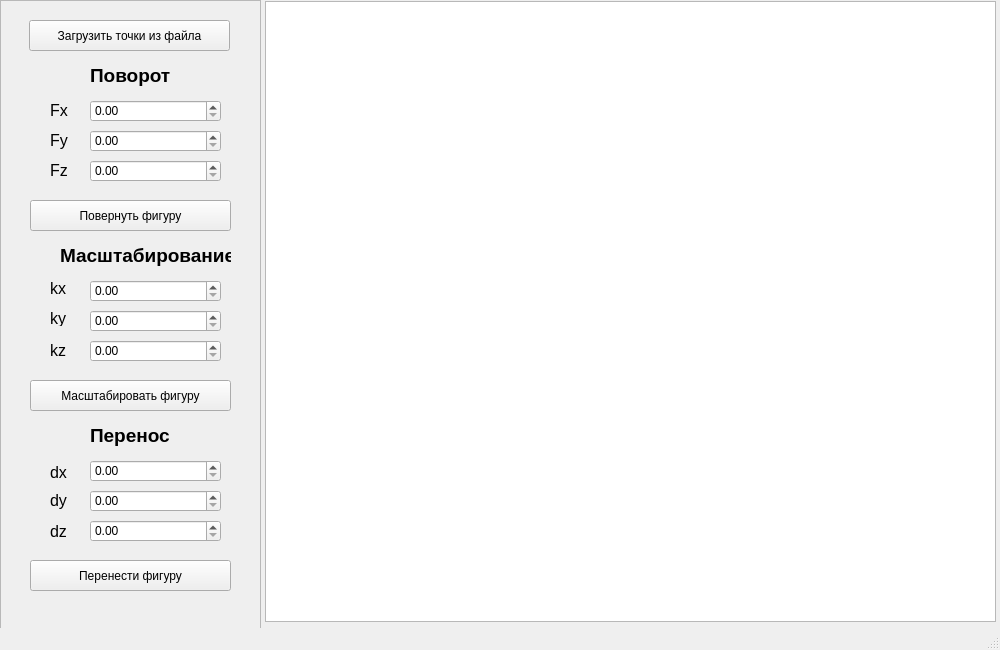
Qt form lab_01/mainwindow.ui (ochensad/OOP) before a commit.
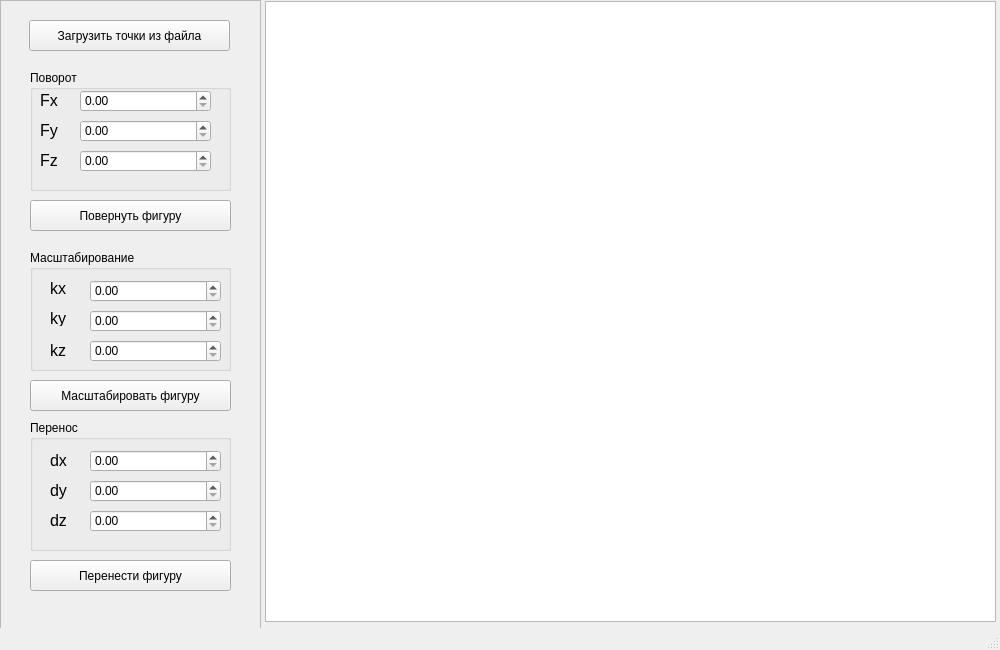
The same form after that commit.

Diff of the .ui file:
```diff
--- a/lab_01/mainwindow.ui
+++ b/lab_01/mainwindow.ui
@@ -49,31 +49,82 @@
       <string>Повернуть фигуру</string>
      </property>
     </widget>
-    <widget class="QDoubleSpinBox" name="doubleSpinBox_fz">
+    <widget class="QPushButton" name="download_figure_button">
      <property name="geometry">
       <rect>
-       <x>90</x>
-       <y>160</y>
-       <width>131</width>
-       <height>22</height>
+       <x>29</x>
+       <y>20</y>
+       <width>201</width>
+       <height>31</height>
       </rect>
      </property>
+     <property name="text">
+      <string>Загрузить точки из файла</string>
+     </property>
     </widget>
-    <widget class="QDoubleSpinBox" name="doubleSpinBox_fy">
+    <widget class="QPushButton" name="pushButton_zoom">
      <property name="geometry">
       <rect>
-       <x>90</x>
-       <y>130</y>
-       <width>131</width>
-       <height>22</height>
+       <x>30</x>
+       <y>380</y>
+       <width>201</width>
+       <height>31</height>
       </rect>
      </property>
+     <property name="text">
+      <string>Масштабировать фигуру</string>
+     </property>
     </widget>
+    <widget class="QPushButton" name="pushButton_move">
+     <property name="geometry">
+      <rect>
+       <x>30</x>
+       <y>560</y>
+       <width>201</width>
+       <height>31</height>
+      </rect>
+     </property>
+     <property name="text">
+      <string>Перенести фигуру</string>
+     </property>
+    </widget>
+    <widget class="QGroupBox" name="groupBox">
+     <property name="geometry">
+      <rect>
+       <x>30</x>
+       <y>70</y>
+       <width>201</width>
+       <height>121</height>
+      </rect>
+     </property>
+     <property name="title">
+      <string>Поворот</string>
+     </property>
     <widget class="QDoubleSpinBox" name="doubleSpinBox_fx">
      <property name="geometry">
       <rect>
-       <x>90</x>
-       <y>100</y>
+        <x>50</x>
+        <y>20</y>
+        <width>131</width>
+        <height>22</height>
+       </rect>
+      </property>
+     </widget>
+     <widget class="QDoubleSpinBox" name="doubleSpinBox_fy">
+      <property name="geometry">
+       <rect>
+        <x>50</x>
+        <y>50</y>
+        <width>131</width>
+        <height>22</height>
+       </rect>
+      </property>
+     </widget>
+     <widget class="QDoubleSpinBox" name="doubleSpinBox_fz">
+      <property name="geometry">
+       <rect>
+        <x>50</x>
+        <y>80</y>
        <width>131</width>
        <height>22</height>
       </rect>
@@ -82,8 +133,8 @@
     <widget class="QLabel" name="label">
      <property name="geometry">
       <rect>
-       <x>50</x>
-       <y>100</y>
+        <x>10</x>
+        <y>20</y>
        <width>21</width>
        <height>21</height>
       </rect>
@@ -100,8 +151,8 @@
     <widget class="QLabel" name="label_2">
      <property name="geometry">
       <rect>
-       <x>50</x>
-       <y>130</y>
+        <x>10</x>
+        <y>50</y>
        <width>21</width>
        <height>21</height>
       </rect>
@@ -118,8 +169,8 @@
     <widget class="QLabel" name="label_3">
      <property name="geometry">
       <rect>
-       <x>50</x>
-       <y>160</y>
+        <x>10</x>
+        <y>80</y>
        <width>21</width>
        <height>21</height>
       </rect>
@@ -133,62 +184,54 @@
       <string>Fz</string>
      </property>
     </widget>
-    <widget class="QPushButton" name="download_figure_button">
+    </widget>
+    <widget class="QGroupBox" name="groupBox_2">
      <property name="geometry">
       <rect>
-       <x>29</x>
-       <y>20</y>
+       <x>30</x>
+       <y>250</y>
        <width>201</width>
-       <height>31</height>
+       <height>121</height>
       </rect>
      </property>
-     <property name="text">
-      <string>Загрузить точки из файла</string>
-     </property>
-    </widget>
-    <widget class="QLabel" name="label_4">
-     <property name="geometry">
-      <rect>
-       <x>90</x>
-       <y>60</y>
-       <width>111</width>
-       <height>31</height>
-      </rect>
-     </property>
-     <property name="font">
-      <font>
-       <pointsize>14</pointsize>
-       <bold>true</bold>
-      </font>
-     </property>
-     <property name="text">
-      <string>Поворот</string>
-     </property>
-    </widget>
-    <widget class="QLabel" name="label_5">
-     <property name="geometry">
-      <rect>
-       <x>60</x>
-       <y>240</y>
-       <width>171</width>
-       <height>31</height>
-      </rect>
-     </property>
-     <property name="font">
-      <font>
-       <pointsize>14</pointsize>
-       <bold>true</bold>
-      </font>
-     </property>
-     <property name="text">
+     <property name="title">
       <string>Масштабирование</string>
      </property>
+     <widget class="QDoubleSpinBox" name="doubleSpinBox_kx">
+      <property name="geometry">
+       <rect>
+        <x>60</x>
+        <y>30</y>
+        <width>131</width>
+        <height>22</height>
+       </rect>
+      </property>
+     </widget>
+     <widget class="QDoubleSpinBox" name="doubleSpinBox_ky">
+      <property name="geometry">
+       <rect>
+        <x>60</x>
+        <y>60</y>
+        <width>131</width>
+        <height>22</height>
+       </rect>
+      </property>
+     </widget>
+     <widget class="QDoubleSpinBox" name="doubleSpinBox_kz">
+      <property name="geometry">
+       <rect>
+        <x>60</x>
+        <y>90</y>
+        <width>131</width>
+        <height>22</height>
+       </rect>
+      </property>
     </widget>
     <widget class="QLabel" name="label_6">
      <property name="geometry">
       <rect>
-       <x>50</x>
-       <y>280</y>
+        <x>20</x>
+        <y>30</y>
        <width>21</width>
        <height>16</height>
       </rect>
@@ -205,8 +248,8 @@
     <widget class="QLabel" name="label_7">
      <property name="geometry">
       <rect>
-       <x>50</x>
-       <y>310</y>
+        <x>20</x>
+        <y>60</y>
        <width>37</width>
        <height>16</height>
       </rect>
@@ -223,8 +266,8 @@
     <widget class="QLabel" name="label_8">
      <property name="geometry">
       <rect>
-       <x>50</x>
-       <y>340</y>
+        <x>20</x>
+        <y>90</y>
        <width>31</width>
        <height>21</height>
       </rect>
@@ -238,73 +281,54 @@
       <string>kz</string>
      </property>
     </widget>
-    <widget class="QDoubleSpinBox" name="doubleSpinBox_kx">
-     <property name="geometry">
-      <rect>
-       <x>90</x>
-       <y>280</y>
-       <width>131</width>
-       <height>22</height>
-      </rect>
-     </property>
     </widget>
-    <widget class="QDoubleSpinBox" name="doubleSpinBox_ky">
-     <property name="geometry">
-      <rect>
-       <x>90</x>
-       <y>310</y>
-       <width>131</width>
-       <height>22</height>
-      </rect>
-     </property>
-    </widget>
-    <widget class="QDoubleSpinBox" name="doubleSpinBox_kz">
-     <property name="geometry">
-      <rect>
-       <x>90</x>
-       <y>340</y>
-       <width>131</width>
-       <height>22</height>
-      </rect>
-     </property>
-    </widget>
-    <widget class="QPushButton" name="pushButton_zoom">
+    <widget class="QGroupBox" name="groupBox_3">
      <property name="geometry">
       <rect>
        <x>30</x>
-       <y>380</y>
-       <width>201</width>
-       <height>31</height>
-      </rect>
-     </property>
-     <property name="text">
-      <string>Масштабировать фигуру</string>
-     </property>
-    </widget>
-    <widget class="QLabel" name="label_9">
-     <property name="geometry">
-      <rect>
-       <x>90</x>
        <y>420</y>
-       <width>121</width>
-       <height>31</height>
+       <width>201</width>
+       <height>131</height>
       </rect>
      </property>
-     <property name="font">
-      <font>
-       <pointsize>14</pointsize>
-       <bold>true</bold>
-      </font>
-     </property>
-     <property name="text">
+     <property name="title">
       <string>Перенос</string>
      </property>
+     <widget class="QDoubleSpinBox" name="doubleSpinBox_dx">
+      <property name="geometry">
+       <rect>
+        <x>60</x>
+        <y>30</y>
+        <width>131</width>
+        <height>22</height>
+       </rect>
+      </property>
+     </widget>
+     <widget class="QDoubleSpinBox" name="doubleSpinBox_dy">
+      <property name="geometry">
+       <rect>
+        <x>60</x>
+        <y>60</y>
+        <width>131</width>
+        <height>22</height>
+       </rect>
+      </property>
+     </widget>
+     <widget class="QDoubleSpinBox" name="doubleSpinBox_dz">
+      <property name="geometry">
+       <rect>
+        <x>60</x>
+        <y>90</y>
+        <width>131</width>
+        <height>22</height>
+       </rect>
+      </property>
     </widget>
     <widget class="QLabel" name="label_10">
      <property name="geometry">
       <rect>
-       <x>50</x>
-       <y>462</y>
+        <x>20</x>
+        <y>30</y>
        <width>37</width>
        <height>20</height>
       </rect>
@@ -321,8 +345,8 @@
     <widget class="QLabel" name="label_11">
      <property name="geometry">
       <rect>
-       <x>50</x>
-       <y>490</y>
+        <x>20</x>
+        <y>60</y>
        <width>37</width>
        <height>21</height>
       </rect>
@@ -339,8 +363,8 @@
     <widget class="QLabel" name="label_12">
      <property name="geometry">
       <rect>
-       <x>50</x>
-       <y>521</y>
+        <x>20</x>
+        <y>90</y>
        <width>37</width>
        <height>21</height>
       </rect>
@@ -354,48 +378,6 @@
       <string>dz</string>
      </property>
     </widget>
-    <widget class="QDoubleSpinBox" name="doubleSpinBox_dx">
-     <property name="geometry">
-      <rect>
-       <x>90</x>
-       <y>460</y>
-       <width>131</width>
-       <height>22</height>
-      </rect>
-     </property>
-    </widget>
-    <widget class="QDoubleSpinBox" name="doubleSpinBox_dy">
-     <property name="geometry">
-      <rect>
-       <x>90</x>
-       <y>490</y>
-       <width>131</width>
-       <height>22</height>
-      </rect>
-     </property>
-    </widget>
-    <widget class="QDoubleSpinBox" name="doubleSpinBox_dz">
-     <property name="geometry">
-      <rect>
-       <x>90</x>
-       <y>520</y>
-       <width>131</width>
-       <height>22</height>
-      </rect>
-     </property>
-    </widget>
-    <widget class="QPushButton" name="pushButton_move">
-     <property name="geometry">
-      <rect>
-       <x>30</x>
-       <y>560</y>
-       <width>201</width>
-       <height>31</height>
-      </rect>
-     </property>
-     <property name="text">
-      <string>Перенести фигуру</string>
-     </property>
     </widget>
    </widget>
    <widget class="QGraphicsView" name="graphicsView">
```
Lines whose indentation alone changed are shown as unchanged.
